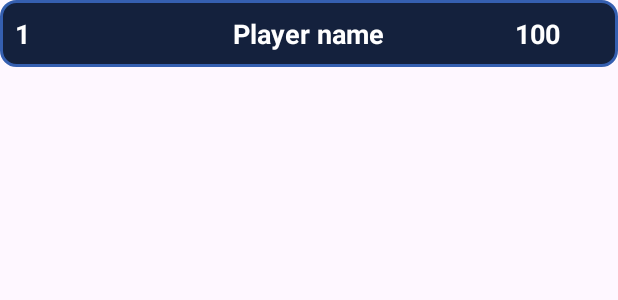
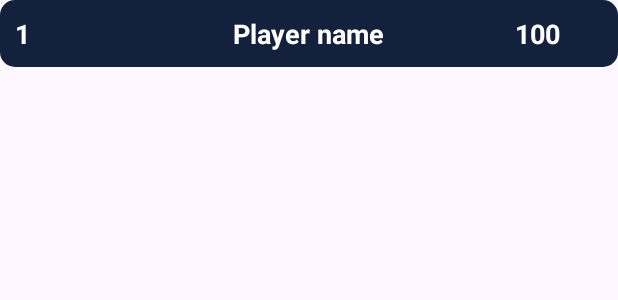
Before and after one commit to AdamDawi/Higher-or-Lower-Game, an Android app: the layout items_row.xml on its own in the app's theme, with its tools: preview values and no code run, on a phone screen of 412 x 824 dp. Shown: the top 300 px of the screen. Run offline under Robolectric (Android 15) with nearby library versions, the phone set to English and light mode, and no system bars.

Commit message:
leaderboard layout changes

```diff
--- a/app/src/main/java/com/example/myapplication/GameActivity.kt
+++ b/app/src/main/java/com/example/myapplication/GameActivity.kt
@@ -85,7 +85,6 @@ class GameActivity : AppCompatActivity()
         //getting value from main activity
         isDataLoaded = intent.getIntExtra("loadData", 0)
         playerName = intent.getStringExtra("name")
-        Log.e("Received Name", playerName?:"jest nullem")
 
         //we don't need load data from api again because we have it in file
         if(isDataLoaded!=0)
@@ -169,7 +168,7 @@ class GameActivity : AppCompatActivity()
             }
             override fun onFailure(call: Call<List<CountryModel>>, t: Throwable) {
                 Log.e("ERROR", t.message.toString())
-                Toast.makeText(this@GameActivity, t.message.toString(), Toast.LENGTH_LONG).show()
+                Toast.makeText(this@GameActivity, "Error connecting to the server. Please try again later.", Toast.LENGTH_LONG).show()
             }
         })
     }
@@ -457,7 +456,7 @@ class GameActivity : AppCompatActivity()
                 Toast.makeText(applicationContext, "Result saved", Toast.LENGTH_SHORT).show()
             }
         } else if(score==0){
-            Toast.makeText(applicationContext, "You don't have enough points to reach leaderboard", Toast.LENGTH_SHORT).show()
+            //Toast.makeText(applicationContext, "You don't have enough points to reach leaderboard", Toast.LENGTH_SHORT).show()
         }
         else{
             Toast.makeText(applicationContext, "Something went wrong with saving", Toast.LENGTH_SHORT).show()
--- a/app/src/main/res/drawable/recycler_view_item_bg.xml
+++ b/app/src/main/res/drawable/recycler_view_item_bg.xml
@@ -2,10 +2,9 @@
 <shape xmlns:android="http://schemas.android.com/apk/res/android"
     android:shape="rectangle">
 
-    <stroke android:width="2dp"
-        android:color="@color/blue" />
 
-    <solid android:color="@color/bgColor"/>
+
+    <solid android:color="@color/blue"/>
 
     <corners android:radius="10dp"/>
 
--- a/app/src/main/res/layout/items_row.xml
+++ b/app/src/main/res/layout/items_row.xml
@@ -3,7 +3,7 @@
     android:layout_width="match_parent"
     android:layout_height="wrap_content"
     xmlns:tools="http://schemas.android.com/tools"
-    android:background="@drawable/recycler_view_item_bg"
+    android:background="@drawable/recycler_view_item_bg_v2"
     android:gravity="center"
     android:orientation="horizontal"
     android:padding="10dp"
```
Also changed, not shown: app/src/main/java/com/example/myapplication/roomDatabase/ItemAdapter.kt (+11 -0 lines), app/src/main/res/drawable/recycler_view_item_bg_v2.xml (renamed from app/src/main/res/drawable/circle_button_shape.xml, +3 -4 lines).
